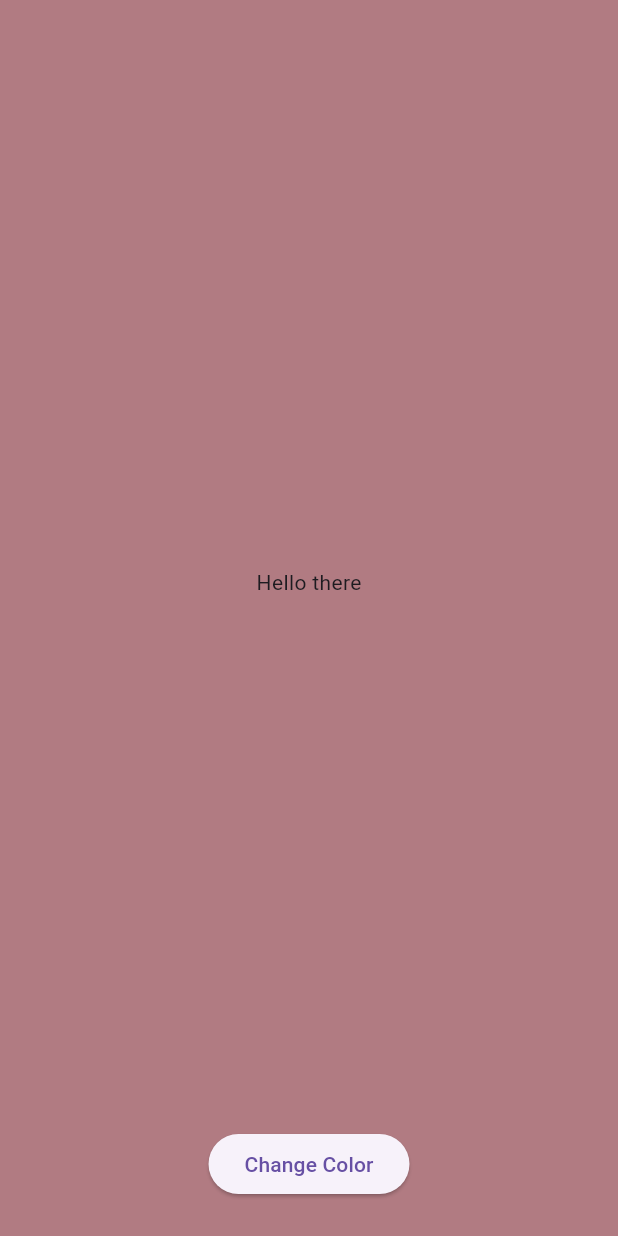
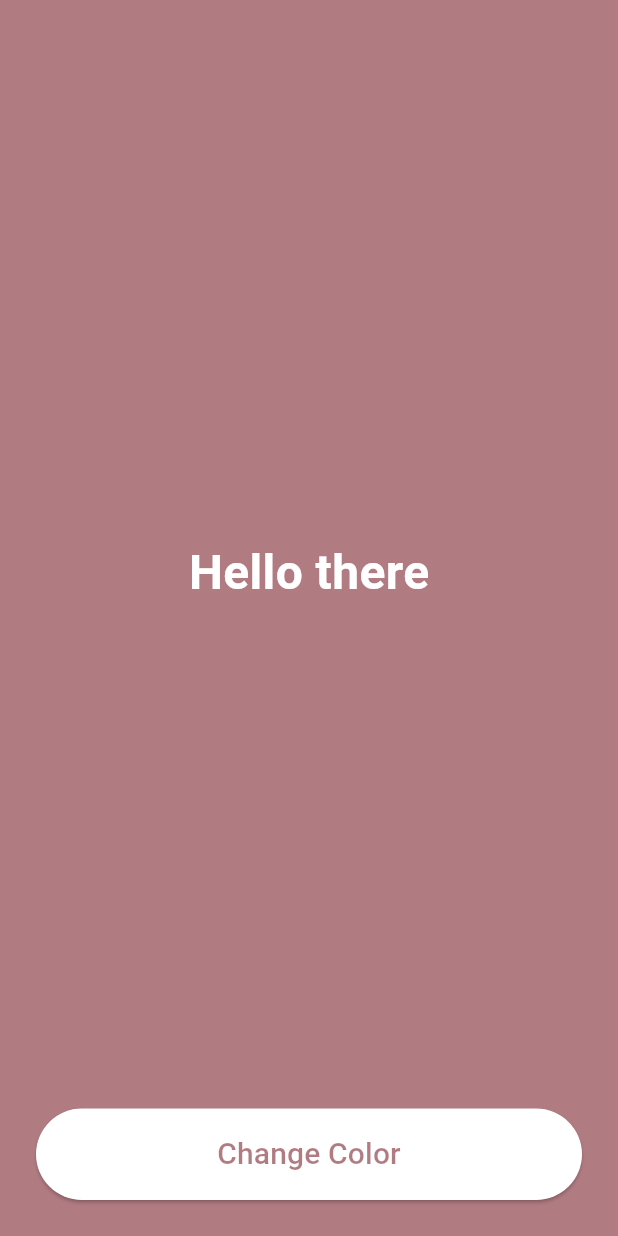
Before and after one commit to paulosabra/color-tap, a Flutter app: the screen it shows after launch, after a tap on "Change Color", on a phone screen of 412 x 824 dp. Run offline on Flutter 3.47's test engine with Material 3 defaults, Android fonts, the phone set to English and light mode, and no system bars.

Commit message:
feat(home): updates _changeBackgroundColor to adapt text color based on luminance

```diff
--- a/lib/src/config/constans.dart
+++ b/lib/src/config/constans.dart
@@ -1,3 +1,4 @@
 abstract final class Constants {
   static const int white = 0xFFFFFFFF;
+  static const double luminance = 0.5;
 }
--- a/lib/src/screens/home/home_screen.dart
+++ b/lib/src/screens/home/home_screen.dart
@@ -12,10 +12,15 @@ class HomeScreen extends StatefulWidget {
 
 class _HomeScreenState extends State<HomeScreen> {
   Color _backgroundColor = Colors.white;
+  Color _textColor = Colors.black;
 
   void _changeBackgroundColor() {
     setState(() {
       _backgroundColor = Color(Random().nextInt(Constants.white));
+
+      final double luminance = _backgroundColor.computeLuminance();
+      _textColor =
+          luminance > Constants.luminance ? Colors.black : Colors.white;
     });
   }
 
@@ -28,10 +33,33 @@ class _HomeScreenState extends State<HomeScreen> {
         child: Column(
           mainAxisAlignment: MainAxisAlignment.center,
           children: [
-            const Expanded(child: Center(child: Text('Hello there'))),
+            Expanded(
+              child: Center(
+                child: Text(
+                  'Hello there',
+                  style: TextStyle(
+                    fontSize: 32,
+                    fontWeight: FontWeight.bold,
+                    color: _textColor,
+                  ),
+                ),
+              ),
+            ),
             ElevatedButton(
               onPressed: _changeBackgroundColor,
-              child: const Text('Change Color'),
+              style: ElevatedButton.styleFrom(
+                backgroundColor: _textColor,
+                padding: const EdgeInsets.symmetric(
+                  horizontal: 32,
+                  vertical: 16,
+                ),
+              ),
+              child: Center(
+                child: Text(
+                  'Change Color',
+                  style: TextStyle(fontSize: 20, color: _backgroundColor),
+                ),
+              ),
             ),
           ],
         ),
```
